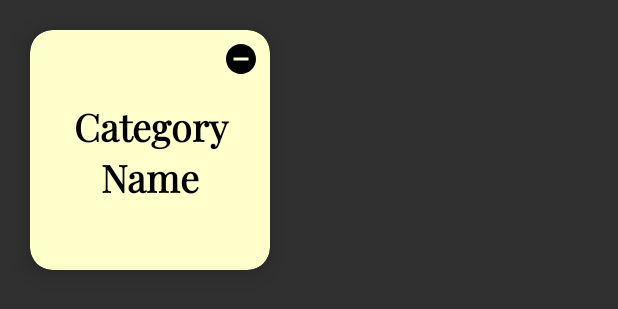
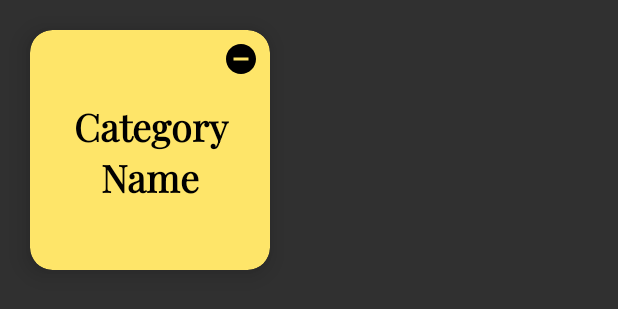
Before and after one commit to RitaSaeed/CookingOverEasy-App, an Android app: the layout cookbook_category.xml on its own in the app's theme, with its tools: preview values and no code run, on a phone screen of 412 x 824 dp. Shown: the top 309 px of the screen. Run offline under Robolectric (Android 15) with nearby library versions, the phone set to English and light mode, and no system bars; network calls fail.

Commit message:
updated ui

```diff
--- a/app/src/main/res/layout/cookbook_category.xml
+++ b/app/src/main/res/layout/cookbook_category.xml
@@ -14,7 +14,7 @@
     app:cardElevation="10dp"
     app:cardPreventCornerOverlap="false"
     android:layout_margin="20dp"
-    android:backgroundTint="@color/backgroundYellow">
+    android:backgroundTint="@color/lightyellow">
     <TextView
         android:id="@+id/categoryName"
         android:layout_width="wrap_content"
--- a/app/src/main/res/layout/fragment_cook_book.xml
+++ b/app/src/main/res/layout/fragment_cook_book.xml
@@ -4,7 +4,7 @@
     xmlns:tools="http://schemas.android.com/tools"
     android:layout_width="match_parent"
     android:layout_height="match_parent"
-    android:background="#d9dedb"
+    android:background="@color/backgroundYellow"
     tools:context=".CookBookFragment">
 
     <LinearLayout
```
